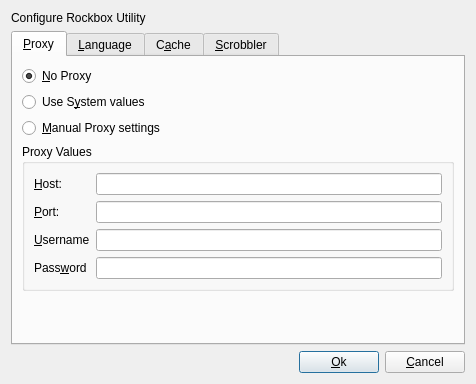
First picture: the form in rbutil/rbutilqt/configurefrm.ui, repository Rockbox-Chinese-Community/Rockbox-RCC, before the edit.
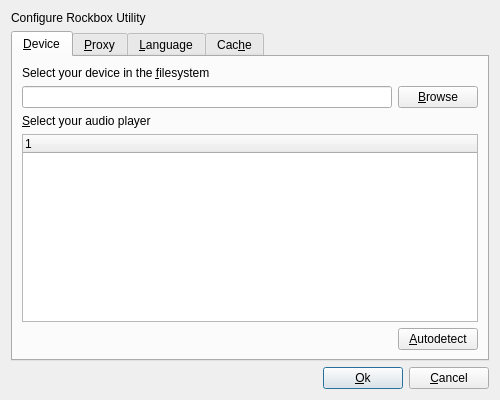
Second picture: the form after the edit. Icons and pictures are not drawn.

Commit message: Move device and mountpoint selection to configuration to eliminate the need of asking for the mountpoint in every installation window. Use a QListWidget to make the devices list nicer. Remove scrobbler settings as this will most likely get implemented as plugin.

The edit to the form file:
```diff
--- a/rbutil/rbutilqt/configurefrm.ui
+++ b/rbutil/rbutilqt/configurefrm.ui
@@ -5,8 +5,8 @@
    <rect>
     <x>0</x>
     <y>0</y>
-    <width>476</width>
-    <height>384</height>
+    <width>500</width>
+    <height>400</height>
    </rect>
   </property>
   <property name="windowTitle" >
@@ -58,6 +58,79 @@
      <property name="currentIndex" >
       <number>0</number>
      </property>
+     <widget class="QWidget" name="tabDevice" >
+      <attribute name="title" >
+       <string>&amp;Device</string>
+      </attribute>
+      <layout class="QGridLayout" >
+       <item row="0" column="0" >
+        <widget class="QLabel" name="labelMountPoint" >
+         <property name="text" >
+          <string>Select your device in the &amp;filesystem</string>
+         </property>
+         <property name="buddy" >
+          <cstring>mountPoint</cstring>
+         </property>
+        </widget>
+       </item>
+       <item row="1" column="0" colspan="2" >
+        <layout class="QHBoxLayout" >
+         <item>
+          <widget class="QLineEdit" name="mountPoint" />
+         </item>
+         <item>
+          <widget class="QPushButton" name="browseMountPoint" >
+           <property name="text" >
+            <string>&amp;Browse</string>
+           </property>
+           <property name="icon" >
+            <iconset resource="rbutilqt.qrc" >:/icons/icons/system-search.png</iconset>
+           </property>
+          </widget>
+         </item>
+        </layout>
+       </item>
+       <item row="2" column="0" >
+        <widget class="QLabel" name="labelPlayer" >
+         <property name="text" >
+          <string>&amp;Select your audio player</string>
+         </property>
+         <property name="buddy" >
+          <cstring>treeDevices</cstring>
+         </property>
+        </widget>
+       </item>
+       <item row="3" column="0" colspan="2" >
+        <widget class="QTreeWidget" name="treeDevices" >
+         <column>
+          <property name="text" >
+           <string>1</string>
+          </property>
+         </column>
+        </widget>
+       </item>
+       <item row="4" column="0" >
+        <spacer>
+         <property name="orientation" >
+          <enum>Qt::Horizontal</enum>
+         </property>
+         <property name="sizeHint" >
+          <size>
+           <width>40</width>
+           <height>20</height>
+          </size>
+         </property>
+        </spacer>
+       </item>
+       <item row="4" column="1" >
+        <widget class="QPushButton" name="buttonAutodetect" >
+         <property name="text" >
+          <string>&amp;Autodetect</string>
+         </property>
+        </widget>
+       </item>
+      </layout>
+     </widget>
      <widget class="QWidget" name="tabProxy" >
       <attribute name="title" >
        <string>&amp;Proxy</string>
@@ -183,7 +256,7 @@
      </widget>
      <widget class="QWidget" name="tabCache" >
       <attribute name="title" >
-       <string>C&amp;ache</string>
+       <string>Cac&amp;he</string>
       </attribute>
       <attribute name="toolTip" >
        <string>Download cache settings</string>
@@ -286,69 +359,6 @@
        </item>
       </layout>
      </widget>
-     <widget class="QWidget" name="tabScrobbler" >
-      <attribute name="title" >
-       <string>&amp;Scrobbler</string>
-      </attribute>
-      <layout class="QGridLayout" >
-       <item row="0" column="0" >
-        <widget class="QLabel" name="label_8" >
-         <property name="text" >
-          <string>&amp;Username</string>
-         </property>
-         <property name="buddy" >
-          <cstring>scrobblerUser</cstring>
-         </property>
-        </widget>
-       </item>
-       <item row="0" column="1" >
-        <widget class="QLineEdit" name="scrobblerUser" />
-       </item>
-       <item row="1" column="0" >
-        <widget class="QLabel" name="label_9" >
-         <property name="text" >
-          <string>P&amp;assword</string>
-         </property>
-         <property name="buddy" >
-          <cstring>scrobblerPass</cstring>
-         </property>
-        </widget>
-       </item>
-       <item row="1" column="1" >
-        <widget class="QLineEdit" name="scrobblerPass" >
-         <property name="echoMode" >
-          <enum>QLineEdit::Password</enum>
-         </property>
-        </widget>
-       </item>
-       <item row="2" column="0" >
-        <widget class="QLabel" name="label_10" >
-         <property name="text" >
-          <string>&amp;Timezone</string>
-         </property>
-         <property name="buddy" >
-          <cstring>scrobblerTimezone</cstring>
-         </property>
-        </widget>
-       </item>
-       <item row="2" column="1" >
-        <widget class="QComboBox" name="scrobblerTimezone" />
-       </item>
-       <item row="4" column="1" >
-        <spacer>
-         <property name="orientation" >
-          <enum>Qt::Vertical</enum>
-         </property>
-         <property name="sizeHint" >
-          <size>
-           <width>20</width>
-           <height>40</height>
-          </size>
-         </property>
-        </spacer>
-       </item>
-      </layout>
-     </widget>
     </widget>
    </item>
   </layout>
```
The commit also changes 6 other files.
